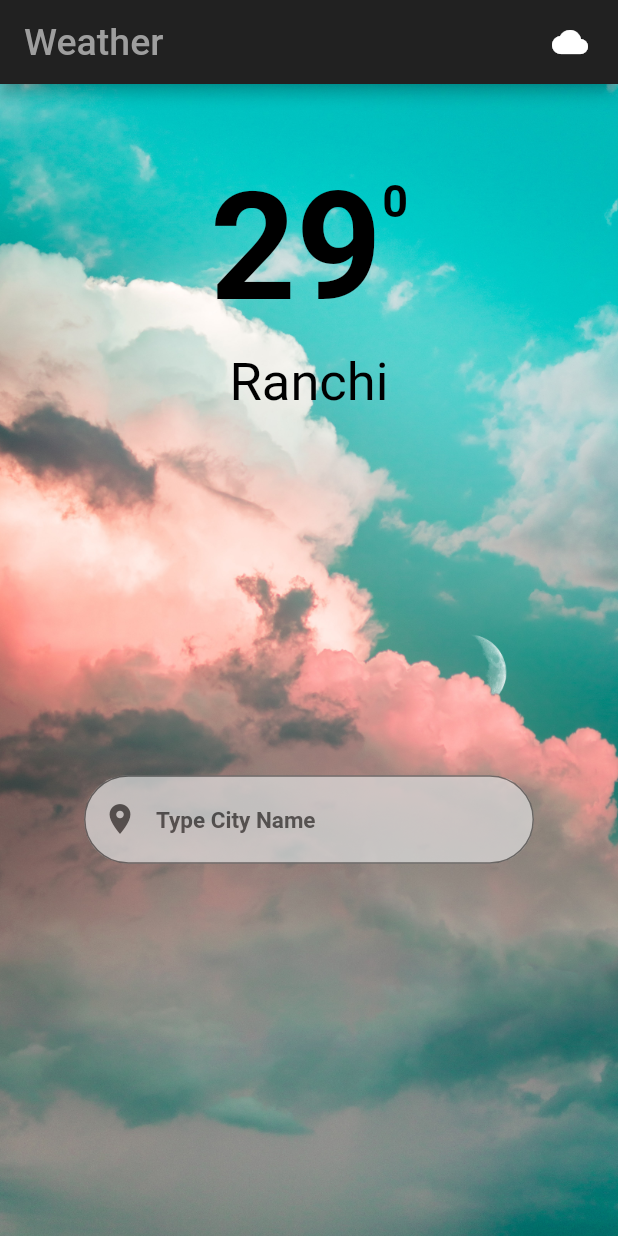
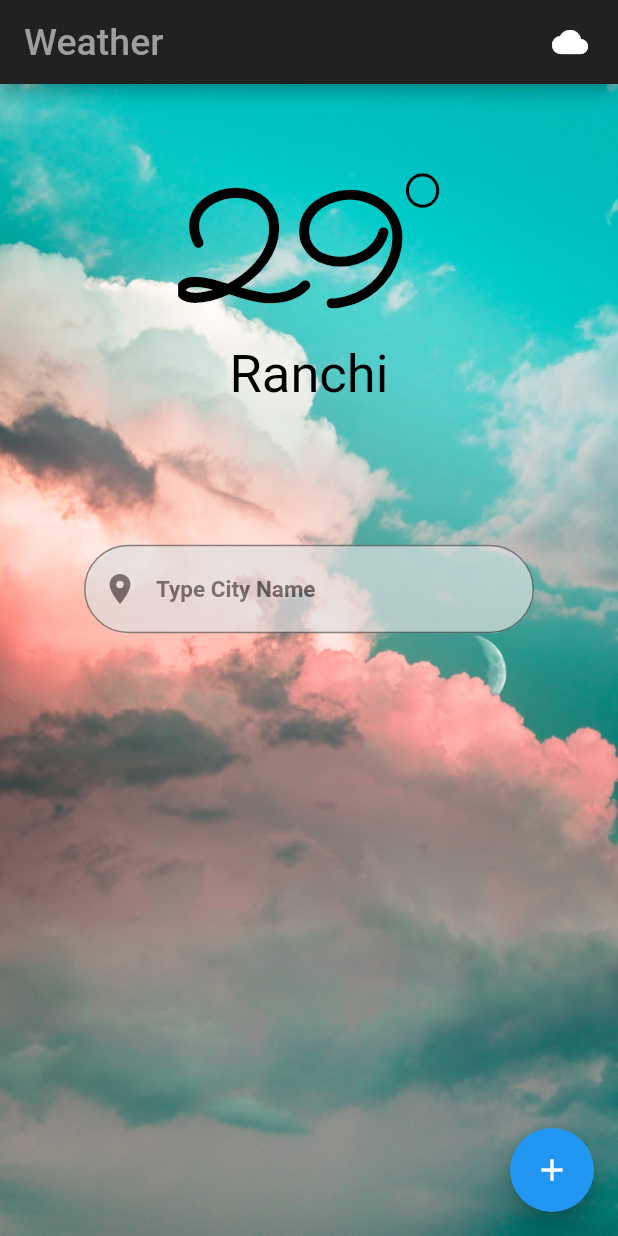
Before and after one commit to satyamkant/CloudBurst, a Flutter app: the screen it shows after launch, on a phone screen of 412 x 824 dp. Run offline on Flutter 3.47's test engine with Material 2 defaults, Android fonts, the phone set to English and light mode, and no system bars; our stand-ins replace flutter_spinkit; Roboto replaces fonts that are missing (Roboto-Light, Roboto-Regular).

Commit message:
updating files and adding features

```diff
--- a/lib/customwidgets.dart
+++ b/lib/customwidgets.dart
@@ -1,5 +1,42 @@
+// ignore_for_file: camel_case_types
+
 import 'package:flutter/material.dart';
-import 'package:CloudBurst/customclass.dart';
+
+class Custom_Search_Bar extends StatelessWidget {
+  const Custom_Search_Bar({
+    Key? key,
+  }) : super(key: key);
+
+  @override
+  Widget build(BuildContext context) {
+    return SizedBox(
+      width: 300,
+      child: Opacity(
+        opacity: 0.7,
+        child: TextField(
+          decoration: InputDecoration(
+            hintText: 'Type City Name',
+            hintStyle: TextStyle(
+              color: Colors.grey[800],
+              fontSize: 15.0,
+              fontWeight: FontWeight.bold,
+            ),
+            filled: true,
+            focusColor: Colors.blue,
+            fillColor: Colors.grey[300],
+            prefixIcon: Icon(
+              Icons.location_on,
+              color: Colors.grey[800],
+            ),
+            border: OutlineInputBorder(
+              borderRadius: BorderRadius.circular(30.0),
+            ),
+          ),
+        ),
+      ),
+    );
+  }
+}
 
 class ScriptText extends StatelessWidget {
   final TextStyle? normalTxtStyle;
--- a/lib/pages/home.dart
+++ b/lib/pages/home.dart
@@ -11,7 +11,15 @@ class _HomeState extends State<Home> {
   @override
   Widget build(BuildContext context) {
     return Scaffold(
+      //to avoid resizing when keyboard opens...
+      resizeToAvoidBottomInset: false,
       backgroundColor: Colors.grey[800],
+      floatingActionButton: FloatingActionButton(
+        onPressed: () {
+          Navigator.pushNamed(context, '/loading');
+        },
+        child: const Icon(Icons.add),
+      ),
 
       //app bar starts here...
       appBar: AppBar(
@@ -44,20 +52,20 @@ class _HomeState extends State<Home> {
           //mainAxisAlignment: MainAxisAlignment.center,
           children: <Widget>[
             Expanded(
-              flex: 3,
+              flex: 2,
               child: Row(
                 mainAxisAlignment: MainAxisAlignment.center,
                 children: [
                   Column(
                     children: [
                       Expanded(
-                        flex: 1,
+                        flex: 2,
                         child: Container(
                           padding: const EdgeInsets.fromLTRB(0, 50, 0, 0),
                           child: ScriptText(
                             normalTxt: '29',
                             normalTxtStyle: const TextStyle(
-                              fontFamily: 'Roboto-Regular',
+                              fontFamily: 'Sacramento',
                               fontSize: 100,
                               color: Colors.black,
                               fontWeight: FontWeight.bold,
@@ -65,7 +73,7 @@ class _HomeState extends State<Home> {
                             supTxt: '0',
                             supOffset: const Offset(0, -50.0),
                             supTxtStyle: const TextStyle(
-                              fontFamily: 'Roboto-Regular',
+                              fontFamily: 'Sacramento',
                               fontSize: 30,
                               color: Colors.black,
                               fontWeight: FontWeight.bold,
@@ -73,13 +81,10 @@ class _HomeState extends State<Home> {
                           ),
                         ),
                       ),
-                      const SizedBox(
-                        height: 30,
-                      ),
                       Expanded(
                         flex: 2,
                         child: Container(
-                          padding: const EdgeInsets.all(5),
+                          padding: const EdgeInsets.all(20),
                           child: RichText(
                             text: const TextSpan(
                               children: [
@@ -103,33 +108,8 @@ class _HomeState extends State<Home> {
               ),
             ),
             Expanded(
-              flex: 2,
-              child: SizedBox(
-                width: 300,
-                child: Opacity(
-                  opacity: 0.7,
-                  child: TextField(
-                    decoration: InputDecoration(
-                      hintText: 'Type City Name',
-                      hintStyle: TextStyle(
-                        color: Colors.grey[800],
-                        fontSize: 15.0,
-                        fontWeight: FontWeight.bold,
-                      ),
-                      filled: true,
-                      focusColor: Colors.blue,
-                      fillColor: Colors.grey[300],
-                      prefixIcon: Icon(
-                        Icons.location_on,
-                        color: Colors.grey[800],
-                      ),
-                      border: OutlineInputBorder(
-                        borderRadius: BorderRadius.circular(30.0),
-                      ),
-                    ),
-                  ),
-                ),
-              ),
+              flex: 3,
+              child: Custom_Search_Bar(),
             ),
           ],
         ),
--- a/lib/services/WeatherCall.dart
+++ /dev/null
@@ -1 +0,0 @@
-import 'package:http/http.dart';
--- a/pubspec.yaml
+++ b/pubspec.yaml
@@ -34,6 +34,7 @@ dependencies:
   # Use with the CupertinoIcons class for iOS style icons.
   cupertino_icons: ^1.0.2
   http: ^0.13.3
+  flutter_spinkit: ^5.1.0
 
 dev_dependencies:
   flutter_test:
```
Also changed, not shown: lib/customclass.dart (deleted, +0 -8 lines), lib/main.dart (+6 -1 lines), lib/pages/loading.dart (+24 -5 lines), lib/services/Weather_Data.dart (added, +31 -0 lines), pubspec.lock.
